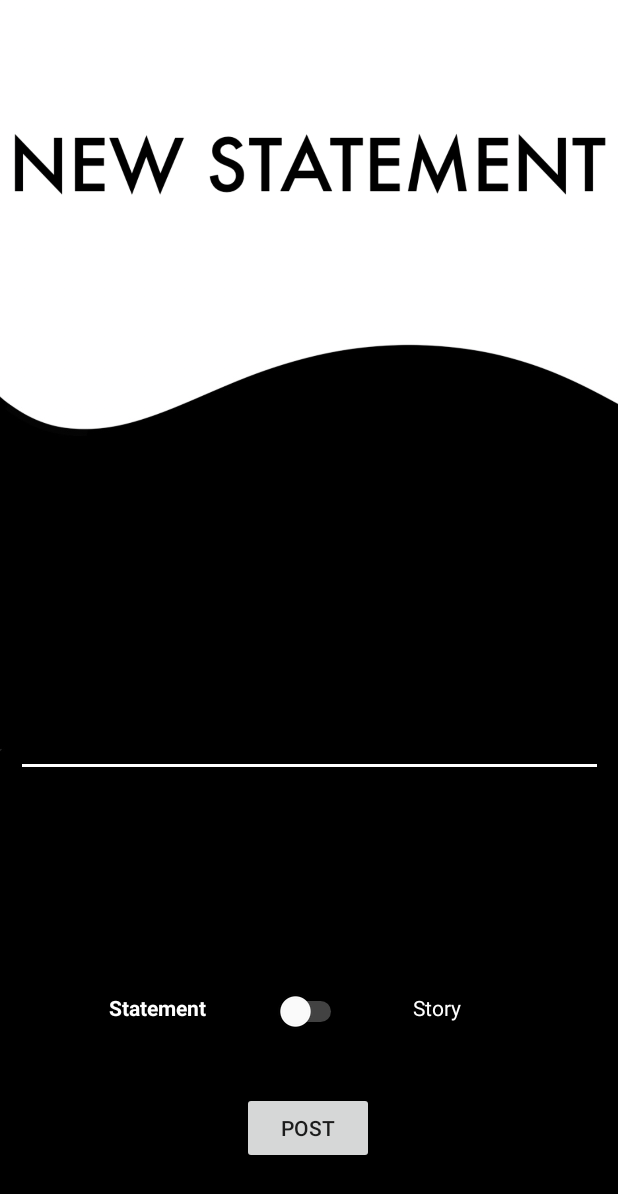
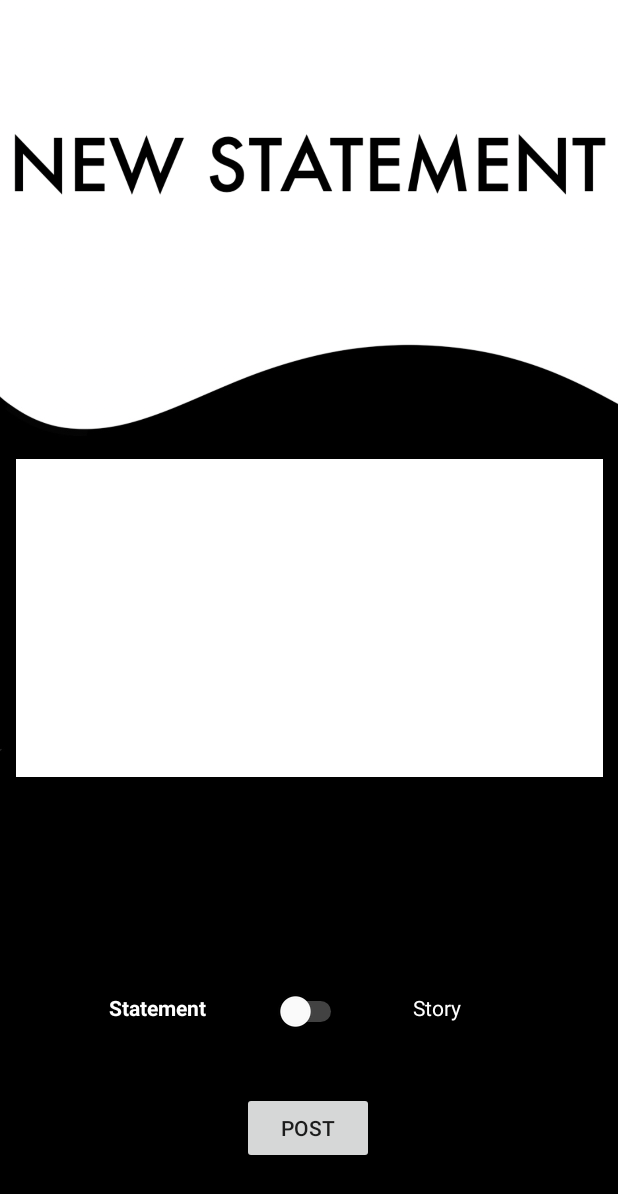
Before and after one commit to jona0906/MeinJavaUniprojekt, an Android app: the NewPostActivity screen opened directly, with no data from a screen before it, on a phone screen of 412 x 824 dp. Shown: the top 1194 px of the screen. Run offline under Robolectric (Android 15) with nearby library versions, the phone set to English and light mode, and no system bars.

```diff
--- a/app/src/main/java/de/pfh/javauniprojekt/NewPostActivity.java
+++ b/app/src/main/java/de/pfh/javauniprojekt/NewPostActivity.java
@@ -2,6 +2,7 @@ package de.pfh.javauniprojekt;
 
 import androidx.appcompat.app.AppCompatActivity;
 import android.content.Intent;
+import android.graphics.Color;
 import android.graphics.Typeface;
 import android.os.Bundle;
 import android.text.InputFilter;
@@ -51,7 +52,6 @@ public class NewPostActivity extends AppCompatActivity {
         textViewStory = findViewById(R.id.textViewStory);
         newStatement = findViewById(R.id.imageViewStatement);
         newStory = findViewById(R.id.imageViewStory);
-
         switchOff();
 
         post_button.setOnClickListener(new View.OnClickListener() {
--- a/app/src/main/res/layout/activity_new_post.xml
+++ b/app/src/main/res/layout/activity_new_post.xml
@@ -25,10 +25,11 @@
         android:layout_height="212dp"
         android:backgroundTint="#FFFFFF"
         android:ems="10"
+        android:background="#FFFFFF"
         android:gravity="start|top"
         android:inputType="textMultiLine"
         android:maxLength="180"
-        android:textColor="#FFFFFF"
+        android:textColor="@color/black"
         app:layout_constraintBottom_toBottomOf="parent"
         app:layout_constraintEnd_toEndOf="parent"
         app:layout_constraintStart_toStartOf="parent"
```
